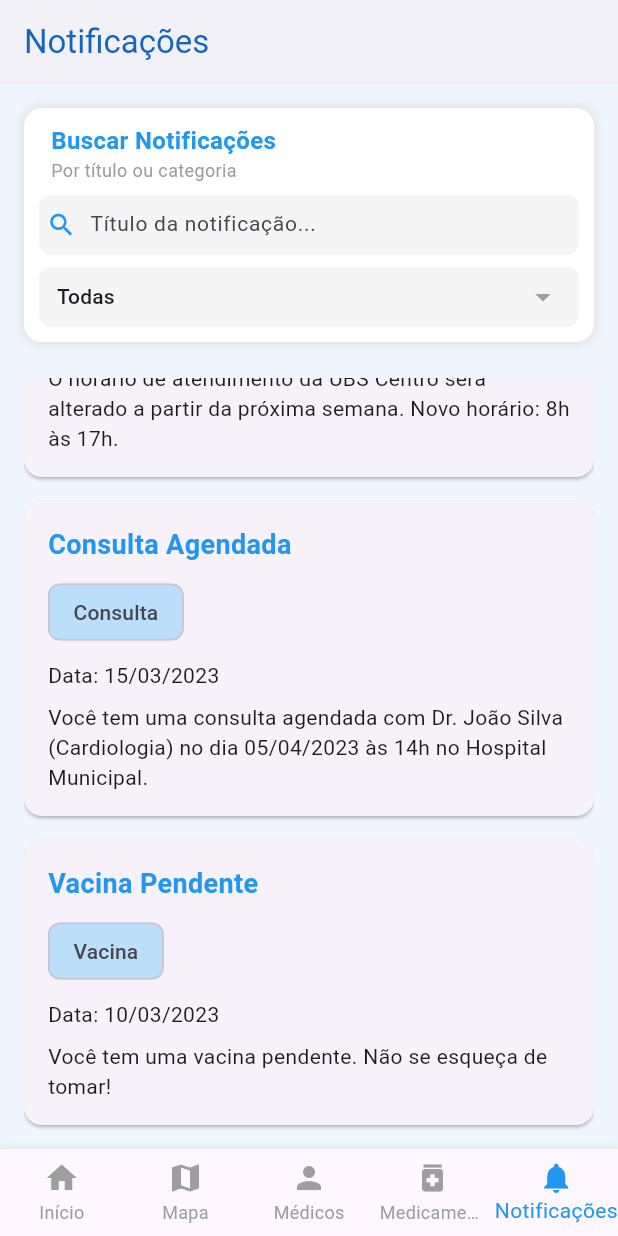
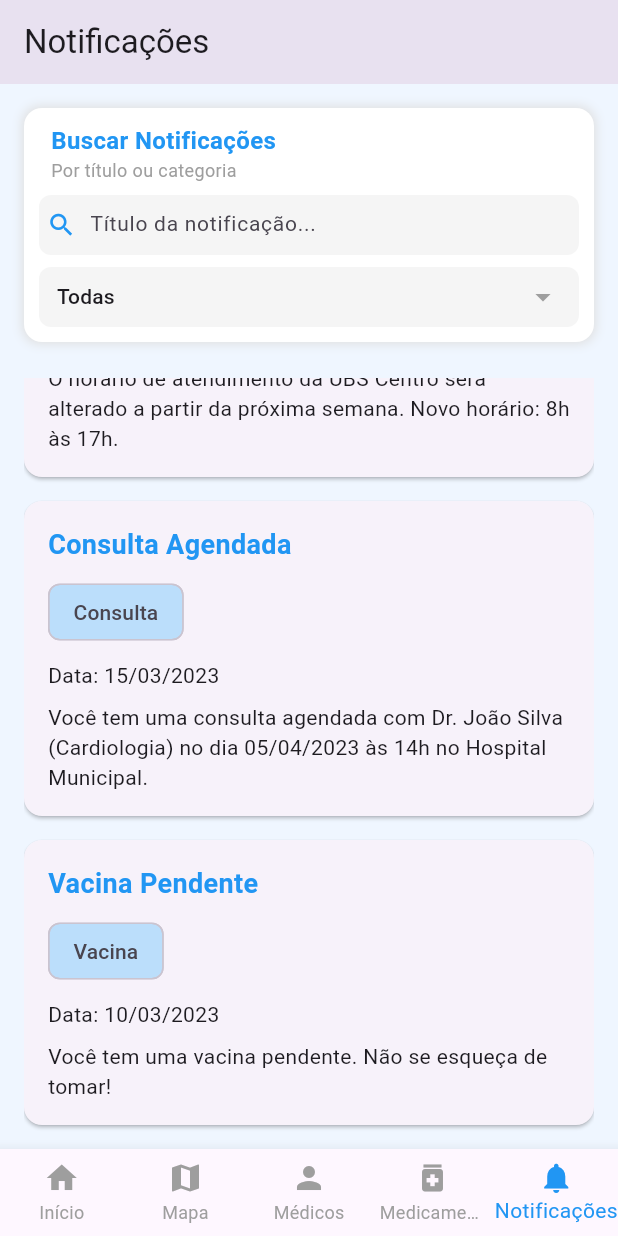
Before and after one commit to ElissonRochaa/MOBILE-25.1-BitHealth, a Flutter app: the screen it shows after launch, item 5 of the bottom bar chosen, scrolled down 350 dp, on a phone screen of 412 x 824 dp. Run offline on Flutter 3.47's test engine with Material 3 defaults, Android fonts, the light colour scheme and no system bars; our stand-ins replace dio, flutter_map, latlong2, share_plus, shared_preferences; network calls fail.

Commit message:
feat: update CustomAppBar to use theme-based colors for improved styling

```diff
--- a/lib/view/components/app_bar.dart
+++ b/lib/view/components/app_bar.dart
@@ -12,7 +12,7 @@ class CustomAppBar extends StatelessWidget implements PreferredSizeWidget {
     super.key,
     required this.title,
     this.centerTitle = false,
-    this.backgroundColor = Colors.white,
+    this.backgroundColor,
     this.foregroundColor,
     this.elevation = 0,
     this.actions,
@@ -20,13 +20,23 @@ class CustomAppBar extends StatelessWidget implements PreferredSizeWidget {
 
   @override
   Widget build(BuildContext context) {
+    final theme = Theme.of(context);
+
     return AppBar(
-      title: Text(title),
+      title: Text(
+        title,
+        style: TextStyle(
+          color: foregroundColor ?? theme.appBarTheme.foregroundColor,
+        ),
+      ),
       centerTitle: centerTitle,
-      backgroundColor: backgroundColor,
-      foregroundColor: foregroundColor ?? Colors.blue.shade800,
+      backgroundColor: backgroundColor ?? theme.appBarTheme.backgroundColor,
+      foregroundColor: foregroundColor ?? theme.appBarTheme.foregroundColor,
       elevation: elevation,
       actions: actions,
+      iconTheme: IconThemeData(
+        color: foregroundColor ?? theme.appBarTheme.foregroundColor,
+      ),
     );
   }
 
```
